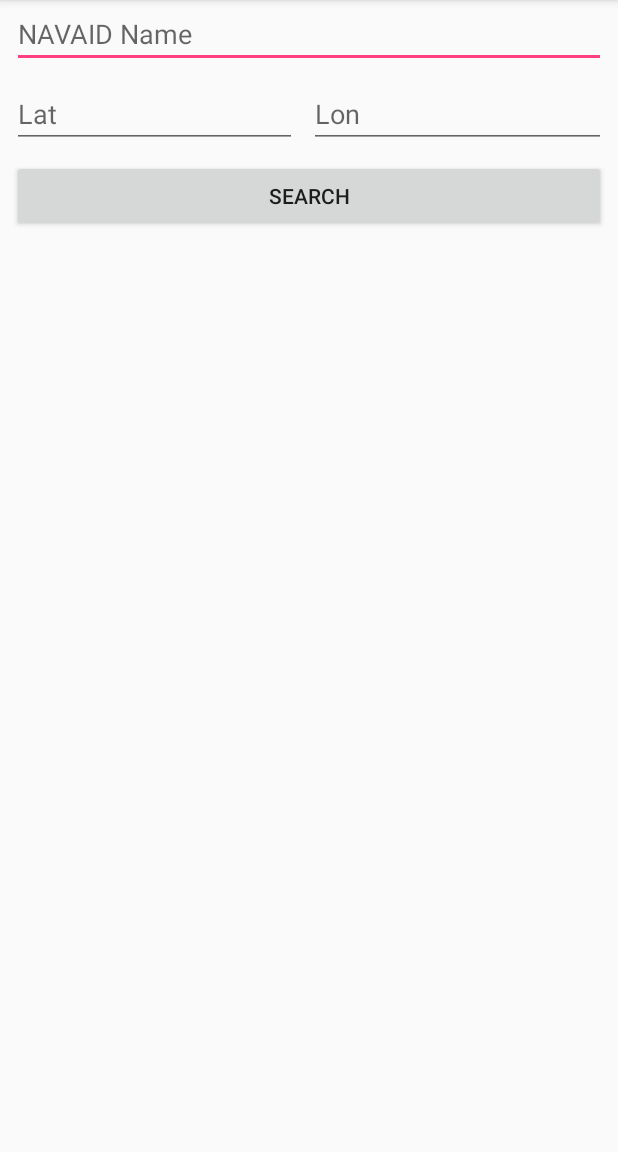
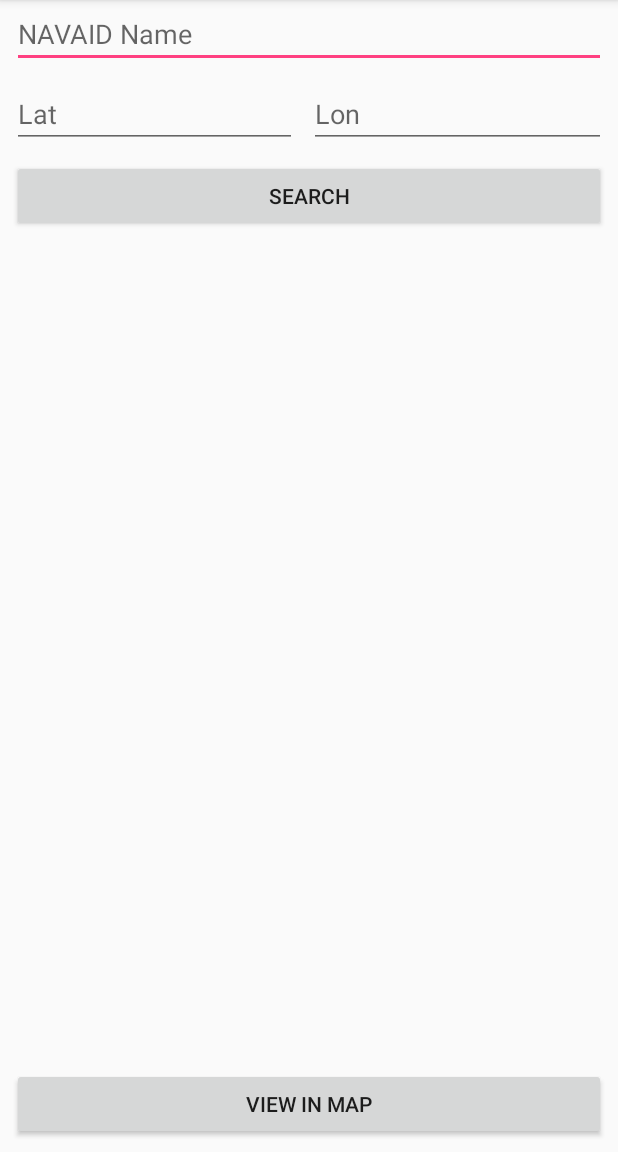
Before and after one commit to chateau86/xMovingMap, an Android app: the SearchActivity screen opened directly, with no data from a screen before it, on a phone screen of 412 x 824 dp, the part 84-1236 px from its top. Run offline under Robolectric (Android 15) with nearby library versions, the phone set to English and light mode, and no system bars.

Commit message:
Added map for testing.
Signed-off-by: Woradorn K <chateau86@gmail.com>

```diff
--- a/Android-client/xMovingMap/app/build.gradle
+++ b/Android-client/xMovingMap/app/build.gradle
@@ -22,6 +22,7 @@
     implementation fileTree(dir: 'libs', include: ['*.jar'])
     implementation 'com.android.support:appcompat-v7:26.1.0'
     implementation 'com.android.support.constraint:constraint-layout:1.0.2'
+    implementation 'com.google.android.gms:play-services-maps:15.0.1'
     testImplementation 'junit:junit:4.12'
     androidTestImplementation 'com.android.support.test:runner:1.0.1'
     androidTestImplementation 'com.android.support.test.espresso:espresso-core:3.0.1'
--- a/Android-client/xMovingMap/app/src/main/java/com/chateau86/xmovingmap/Activities/search/NetworkSetup.java
+++ b/Android-client/xMovingMap/app/src/main/java/com/chateau86/xmovingmap/Activities/search/NetworkSetup.java
@@ -2,6 +2,7 @@
 
 import android.support.v7.app.AppCompatActivity;
 import android.os.Bundle;
+import com.chateau86.xmovingmap.R;
 
 public class NetworkSetup extends AppCompatActivity {
 
--- a/Android-client/xMovingMap/app/src/main/java/com/chateau86/xmovingmap/Activities/search/SearchActivity.java
+++ b/Android-client/xMovingMap/app/src/main/java/com/chateau86/xmovingmap/Activities/search/SearchActivity.java
@@ -1,5 +1,7 @@
 package com.chateau86.xmovingmap.Activities.search;
 
+import android.content.Context;
+import android.content.Intent;
 import android.support.v7.app.AppCompatActivity;
 import android.os.Bundle;
 import android.support.v7.widget.LinearLayoutManager;
@@ -8,10 +10,12 @@
 import android.widget.Button;
 import android.widget.EditText;
 
+import com.chateau86.xmovingmap.Activities.MapsActivity;
 import com.chateau86.xmovingmap.R;
 import com.chateau86.xmovingmap.model.Navaid;
 import com.chateau86.xmovingmap.model.NavaidDatabaseHolder;
 
+import java.io.Serializable;
 import java.util.ArrayList;
 import java.util.List;
 
@@ -19,11 +23,13 @@
     private RecyclerView mNavaidRView;
     private NavaidAdapter mAdapter;
     private RecyclerView.LayoutManager mLayoutManager;
+    private List<Navaid> navaids;
     @Override
     protected void onCreate(Bundle savedInstanceState) {
         super.onCreate(savedInstanceState);
         setContentView(R.layout.activity_search);
 
+        navaids = new ArrayList<>();
         mNavaidRView = (RecyclerView) findViewById(R.id.NavaidListing);
         mLayoutManager = new LinearLayoutManager(this);
         mNavaidRView.setLayoutManager(mLayoutManager);
@@ -38,7 +44,7 @@
                 EditText lon_box = findViewById(R.id.search_lon);
                 double lat = Double.parseDouble(lat_box.getText().toString());
                 double lon = Double.parseDouble(lon_box.getText().toString());
-                List<Navaid> navaids = NavaidDatabaseHolder.getInstance().navaidDAO()
+                navaids = NavaidDatabaseHolder.getInstance().navaidDAO()
                                             .getAllNearby_sorted_nowindow(
                                                     //lat,
                                                     //lon,
@@ -50,5 +56,16 @@
                 mAdapter.updateData(navaids, lat, lon);
             }
         });
+
+        Button map_btn = findViewById(R.id.btn_gotomap);
+        map_btn.setOnClickListener(new View.OnClickListener() {
+            @Override
+            public void onClick(View view) {
+                Context context = view.getContext();
+                Intent intent = new Intent(context, MapsActivity.class);
+                intent.putExtra("list", (Serializable) navaids);
+                context.startActivity(intent);
+            }
+        });
     }
 }
--- a/Android-client/xMovingMap/app/src/main/java/com/chateau86/xmovingmap/model/Navaid.java
+++ b/Android-client/xMovingMap/app/src/main/java/com/chateau86/xmovingmap/model/Navaid.java
@@ -9,8 +9,10 @@
 import android.arch.persistence.room.PrimaryKey;
 import android.support.annotation.NonNull;
 
+import java.io.Serializable;
+
 @Entity
-public class Navaid {
+public class Navaid implements Serializable{
     @PrimaryKey
     @NonNull
     public String uniqueIdent;
--- a/Android-client/xMovingMap/app/src/main/res/layout/activity_search.xml
+++ b/Android-client/xMovingMap/app/src/main/res/layout/activity_search.xml
@@ -73,11 +73,23 @@
         android:layout_marginBottom="8dp"
         android:layout_marginEnd="8dp"
         android:layout_marginStart="8dp"
-        app:layout_constraintBottom_toBottomOf="parent"
+        app:layout_constraintBottom_toTopOf="@+id/btn_gotomap"
         app:layout_constraintEnd_toEndOf="parent"
         app:layout_constraintStart_toStartOf="parent"
         app:layout_constraintTop_toBottomOf="@+id/btn_search"
-        tools:listitem="@layout/navaid_list_item_view"/>
+        tools:listitem="@layout/navaid_list_item_view" />
+
+    <Button
+        android:id="@+id/btn_gotomap"
+        android:layout_width="0dp"
+        android:layout_height="wrap_content"
+        android:layout_marginBottom="8dp"
+        android:layout_marginEnd="8dp"
+        android:layout_marginStart="8dp"
+        android:text="View in map"
+        app:layout_constraintBottom_toBottomOf="parent"
+        app:layout_constraintEnd_toEndOf="parent"
+        app:layout_constraintStart_toStartOf="parent" />
 
 
 </android.support.constraint.ConstraintLayout>
--- a/Android-client/xMovingMap/app/src/main/res/values/strings.xml
+++ b/Android-client/xMovingMap/app/src/main/res/values/strings.xml
@@ -1,3 +1,4 @@
 <resources>
     <string name="app_name">xMovingMap</string>
+    <string name="title_activity_maps">Map</string>
 </resources>
```
Also changed, not shown: Android-client/xMovingMap/app/src/main/AndroidManifest.xml (+23 -1 lines), Android-client/xMovingMap/app/src/main/java/com/chateau86/xmovingmap/Activities/MapsActivity.java (added, +61 -0 lines), Android-client/xMovingMap/app/src/main/res/layout/activity_maps.xml (added, +9 -0 lines), 1 other file.
